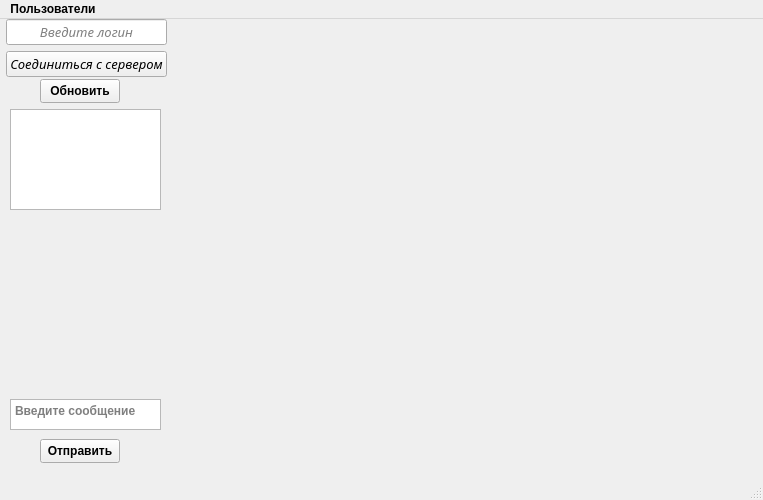
The window that client/mainwindow.ui (VladZg/Network_Battleship_2vs1) describes before a commit, drawn with Qt 5.
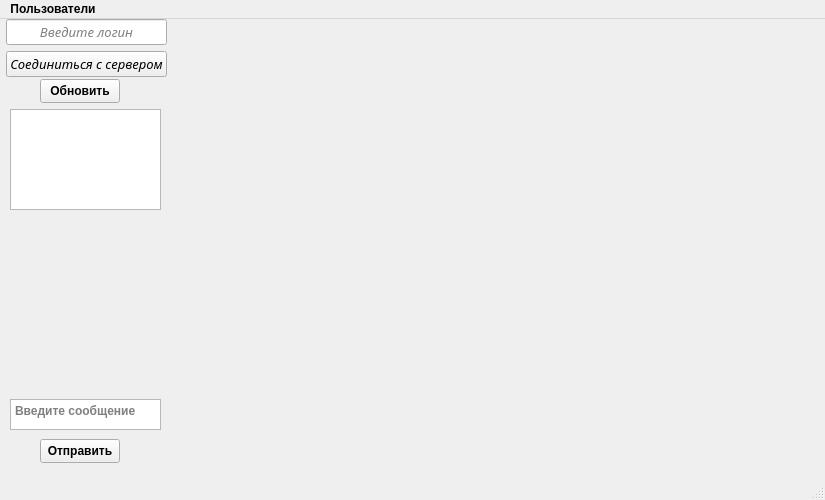
The same window after the commit.

Commit message: class Field started

```diff
--- a/client/mainwindow.ui
+++ b/client/mainwindow.ui
@@ -6,7 +6,7 @@
    <rect>
     <x>0</x>
     <y>0</y>
-    <width>763</width>
+    <width>825</width>
     <height>500</height>
    </rect>
   </property>
@@ -157,13 +157,31 @@
      </rect>
     </property>
    </widget>
+   <widget class="QWidget" name="horizontalLayoutWidget">
+    <property name="geometry">
+     <rect>
+      <x>170</x>
+      <y>90</y>
+      <width>631</width>
+      <height>291</height>
+     </rect>
+    </property>
+    <layout class="QHBoxLayout" name="horizontalLayout">
+     <item>
+      <layout class="QGridLayout" name="gridLayout_4"/>
+     </item>
+     <item>
+      <layout class="QGridLayout" name="gridLayout_3"/>
+     </item>
+    </layout>
+   </widget>
   </widget>
   <widget class="QMenuBar" name="menubar">
    <property name="geometry">
     <rect>
      <x>0</x>
      <y>0</y>
-     <width>763</width>
+     <width>825</width>
      <height>21</height>
     </rect>
    </property>
```
The commit also changes 11 other files.
